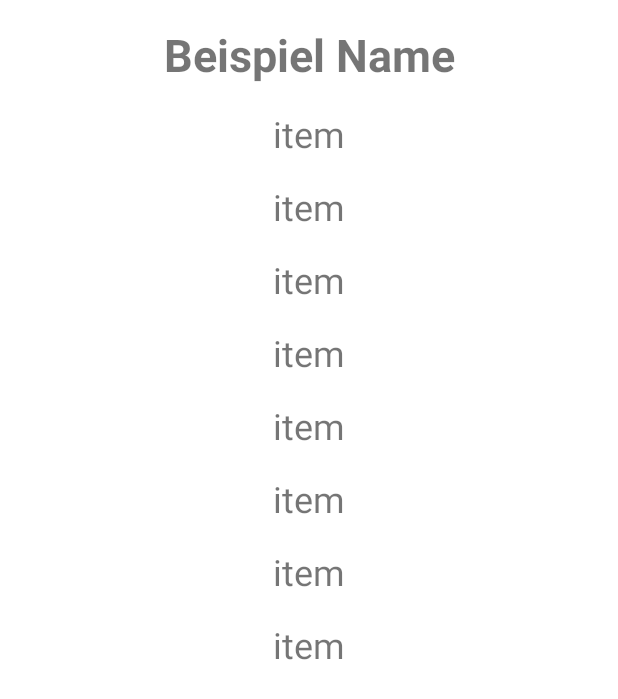
After one commit to Zassalamel123/Shoppinglist, an Android app: the layout activity_list_edit.xml on its own in the app's theme, with its tools: preview values and no code run, on a phone screen of 412 x 824 dp. The commit adds this screen. Shown: the top 699 px of the screen. Run offline under Robolectric (Android 15) with nearby library versions, the phone set to English and light mode, and no system bars; network calls fail.

Commit message:
new Activity for list edit and testing for getting json content

```diff
--- /dev/null
+++ b/app/src/main/res/layout/activity_list_edit.xml
@@ -0,0 +1,93 @@
+<?xml version="1.0" encoding="utf-8"?>
+<androidx.constraintlayout.widget.ConstraintLayout
+        xmlns:android="http://schemas.android.com/apk/res/android"
+        xmlns:tools="http://schemas.android.com/tools"
+        xmlns:app="http://schemas.android.com/apk/res-auto"
+        android:layout_width="match_parent"
+        android:layout_height="match_parent"
+        tools:context=".ListEditActivity">
+
+    <TextView
+            android:text="item"
+            android:layout_width="wrap_content"
+            android:layout_height="wrap_content" android:id="@+id/editItem8"
+            app:layout_constraintStart_toStartOf="parent"
+            android:textAlignment="center"
+            android:autoText="false" app:autoSizeTextType="none" android:textSize="24sp"
+            app:layout_constraintTop_toBottomOf="@+id/editItem7"
+            android:clickable="true" app:layout_constraintEnd_toEndOf="parent" android:layout_marginTop="16dp"/>
+    <TextView
+            android:text="item"
+            android:layout_width="wrap_content"
+            android:layout_height="wrap_content" android:id="@+id/editItem7"
+            app:layout_constraintStart_toStartOf="parent"
+            android:textAlignment="center"
+            android:autoText="false" app:autoSizeTextType="none" android:textSize="24sp"
+            android:layout_marginTop="16dp"
+            app:layout_constraintTop_toBottomOf="@+id/editItem6"
+            android:clickable="true" app:layout_constraintEnd_toEndOf="parent"/>
+    <TextView
+            android:text="item"
+            android:layout_width="wrap_content"
+            android:layout_height="wrap_content" android:id="@+id/editItem6"
+            app:layout_constraintStart_toStartOf="parent"
+            android:textAlignment="center"
+            android:autoText="false" app:autoSizeTextType="none" android:textSize="24sp"
+            app:layout_constraintTop_toBottomOf="@+id/editItem5"
+            android:clickable="true" app:layout_constraintEnd_toEndOf="parent" android:layout_marginTop="16dp"/>
+    <TextView
+            android:text="item"
+            android:layout_width="wrap_content"
+            android:layout_height="wrap_content" android:id="@+id/editItem5"
+            app:layout_constraintStart_toStartOf="parent"
+            android:textAlignment="center"
+            android:autoText="false" app:autoSizeTextType="none" android:textSize="24sp"
+            app:layout_constraintTop_toBottomOf="@+id/editItem4"
+            android:clickable="true" app:layout_constraintEnd_toEndOf="parent" android:layout_marginTop="16dp"/>
+    <TextView
+            android:text="item"
+            android:layout_width="wrap_content"
+            android:layout_height="wrap_content" android:id="@+id/editItem4"
+            app:layout_constraintStart_toStartOf="parent"
+            android:textAlignment="center"
+            android:autoText="false" app:autoSizeTextType="none" android:textSize="24sp"
+            app:layout_constraintTop_toBottomOf="@+id/editItem3"
+            android:clickable="true" app:layout_constraintEnd_toEndOf="parent" android:layout_marginTop="16dp"/>
+    <TextView
+            android:text="item"
+            android:layout_width="wrap_content"
+            android:layout_height="wrap_content" android:id="@+id/editItem3"
+            app:layout_constraintStart_toStartOf="parent"
+            android:textAlignment="center"
+            android:autoText="false" app:autoSizeTextType="none" android:textSize="24sp"
+            android:layout_marginTop="16dp"
+            app:layout_constraintTop_toBottomOf="@+id/editItem2"
+            android:clickable="true" app:layout_constraintEnd_toEndOf="parent"/>
+    <TextView
+            android:text="item"
+            android:layout_width="wrap_content"
+            android:layout_height="wrap_content" android:id="@+id/editItem2"
+            app:layout_constraintStart_toStartOf="parent"
+            android:textAlignment="center"
+            android:autoText="false" app:autoSizeTextType="none" android:textSize="24sp"
+            android:clickable="true" app:layout_constraintEnd_toEndOf="parent" android:layout_marginTop="16dp"
+            app:layout_constraintTop_toBottomOf="@+id/editItem1"/>
+    <TextView
+            android:text="item"
+            android:layout_width="wrap_content"
+            android:layout_height="wrap_content" android:id="@+id/editItem1"
+            app:layout_constraintStart_toStartOf="parent"
+            android:textAlignment="center"
+            android:autoText="false" app:autoSizeTextType="none" android:textSize="24sp"
+            android:layout_marginTop="16dp"
+            app:layout_constraintTop_toBottomOf="@+id/editTitleList"
+            android:clickable="true" app:layout_constraintEnd_toEndOf="parent"/>
+    <TextView
+            android:text="Beispiel Name"
+            android:layout_width="wrap_content"
+            android:layout_height="wrap_content" android:id="@+id/editTitleList"
+            app:layout_constraintEnd_toEndOf="parent" app:layout_constraintStart_toStartOf="parent"
+            app:layout_constraintTop_toTopOf="parent" android:layout_marginTop="16dp" android:textAlignment="center"
+            android:autoText="false" app:autoSizeTextType="none" android:textSize="30sp" android:clickable="false"
+            android:textStyle="bold"/>
+</androidx.constraintlayout.widget.ConstraintLayout>
```
Also changed, not shown: app/src/main/AndroidManifest.xml (+5 -2 lines), app/src/main/java/com/example/einkaufslisteapp/ListCreationActivity.java (+4 -6 lines), app/src/main/java/com/example/einkaufslisteapp/ListEditActivity.java (added, +53 -0 lines), app/src/main/java/com/example/einkaufslisteapp/ManagerListActivity.java (+16 -3 lines), app/src/main/res/layout/manager_list.xml (+15 -7 lines), 1 other file.
